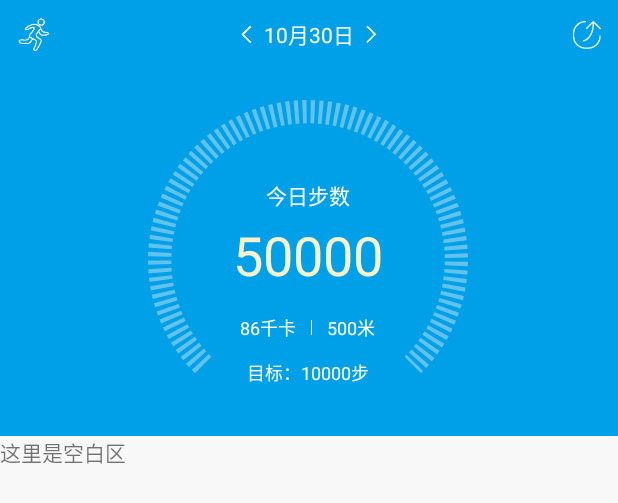
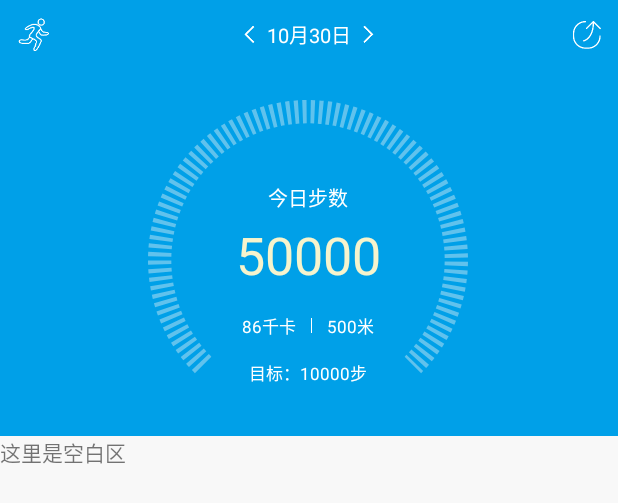
Before and after one commit to ixinrun/LifeStyle, an Android app: the layout fragment_stepmain.xml on its own in the app's theme, with its tools: preview values and no code run, on a phone screen of 412 x 824 dp. Shown: the top 503 px of the screen. Run offline under Robolectric (Android 15) with nearby library versions, the phone set to English and light mode, and no system bars.

Commit message:
no message

```diff
--- a/app/src/main/res/layout/fragment_stepmain.xml
+++ b/app/src/main/res/layout/fragment_stepmain.xml
@@ -53,7 +53,7 @@
                         android:layout_height="wrap_content"
                         android:text="10月30日"
                         android:textColor="@color/textcolorprimary"
-                        android:textSize="14sp"
+                        android:textSize="14dp"
                         />
 
                     <ImageView
@@ -116,7 +116,7 @@
                                 android:layout_height="wrap_content"
                                 android:text="今日步数"
                                 android:textColor="@color/textcolorprimary"
-                                android:textSize="14sp" />
+                                android:textSize="14dp" />
 
                             <TextView
                                 android:id="@+id/step_count"
@@ -125,7 +125,7 @@
                                 android:layout_marginTop="5dp"
                                 android:text="50000"
                                 android:textColor="#f6f4cd"
-                                android:textSize="36sp" />
+                                android:textSize="36dp" />
 
                             <LinearLayout
                                 android:layout_width="wrap_content"
@@ -139,7 +139,7 @@
                                     android:layout_height="wrap_content"
                                     android:text="86千卡"
                                     android:textColor="@color/textcolorprimary"
-                                    android:textSize="12sp"
+                                    android:textSize="12dp"
                                     />
 
                                 <View
@@ -154,7 +154,7 @@
                                     android:layout_height="wrap_content"
                                     android:text="500米"
                                     android:textColor="@color/textcolorprimary"
-                                    android:textSize="12sp" />
+                                    android:textSize="12dp" />
 
                             </LinearLayout>
 
@@ -165,7 +165,7 @@
                             android:layout_height="wrap_content"
                             android:text="目标：10000步"
                             android:textColor="@color/textcolorprimary"
-                            android:textSize="12sp"
+                            android:textSize="12dp"
                             android:layout_alignParentBottom="true"
                             android:layout_centerHorizontal="true"
                             android:layout_marginBottom="24dp"
--- a/app/src/main/res/values/styles.xml
+++ b/app/src/main/res/values/styles.xml
@@ -11,7 +11,7 @@
     <!-- startapp page theme. -->
     <style name="StartAPPTheme" parent="AppTheme">
         <item name="android:windowNoTitle">true</item>
-        <item name="android:windowIsTranslucent">true</item>
+        <item name="android:windowDisablePreview">true</item>
     </style>
 
 </resources>
```
Also changed, not shown: app/src/main/res/layout/fragment_mycenter.xml (+7 -7 lines).
